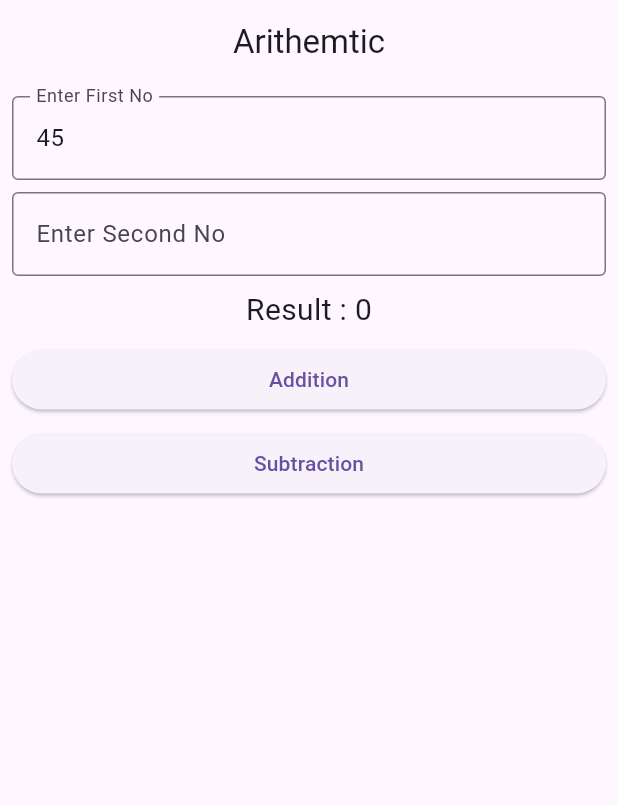
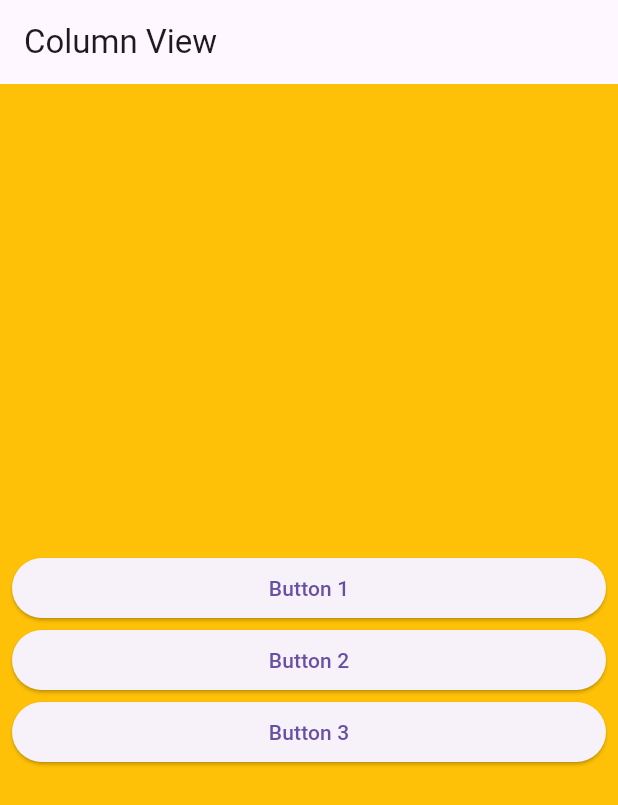
Before and after one commit to kiranrana8973/batch33, a Flutter app: the screen it shows after launch, on a phone screen of 412 x 824 dp. Shown: the top 805 px of the screen. Run offline on Flutter 3.47's test engine with Material 3 defaults, Android fonts, the phone set to English and light mode, and no system bars.

Commit message:
Added column

```diff
--- a/lib/app.dart
+++ b/lib/app.dart
@@ -1,4 +1,4 @@
-import 'package:batch33/view/arithmetic_view.dart';
+import 'package:batch33/view/column_view.dart';
 import 'package:flutter/material.dart';
 
 class MyApp extends StatelessWidget {
@@ -8,7 +8,7 @@ class MyApp extends StatelessWidget {
   Widget build(BuildContext context) {
     return const MaterialApp(
       debugShowCheckedModeBanner: false,
-      home: ArithmeticView(),
+      home: ColumnView(),
     );
   }
 }
--- a/lib/view/arithmetic_view.dart
+++ b/lib/view/arithmetic_view.dart
@@ -30,9 +30,6 @@ class _ArithmeticViewState extends State<ArithmeticView> {
           child: Column(
             children: [
               TextFormField(
-                // onChanged: (value) {
-                //   first = int.tryParse(value) ?? 0;
-                // },
                 controller: firstController,
                 keyboardType: TextInputType.number,
                 decoration: const InputDecoration(
--- /dev/null
+++ b/lib/view/column_view.dart
@@ -0,0 +1,38 @@
+import 'package:flutter/material.dart';
+
+class ColumnView extends StatelessWidget {
+  const ColumnView({super.key});
+
+  @override
+  Widget build(BuildContext context) {
+    return Scaffold(
+        appBar: AppBar(
+          title: const Text('Column View'),
+        ),
+        body: Container(
+          width: double.infinity,
+          color: Colors.amber,
+          child: Padding(
+            padding: const EdgeInsets.all(8.0),
+            child: Column(
+              mainAxisAlignment: MainAxisAlignment.center,
+              crossAxisAlignment: CrossAxisAlignment.stretch,
+              children: [
+                ElevatedButton(
+                  onPressed: () {},
+                  child: const Text('Button 1'),
+                ),
+                ElevatedButton(
+                  onPressed: () {},
+                  child: const Text('Button 2'),
+                ),
+                ElevatedButton(
+                  onPressed: () {},
+                  child: const Text('Button 3'),
+                ),
+              ],
+            ),
+          ),
+        ));
+  }
+}
```
